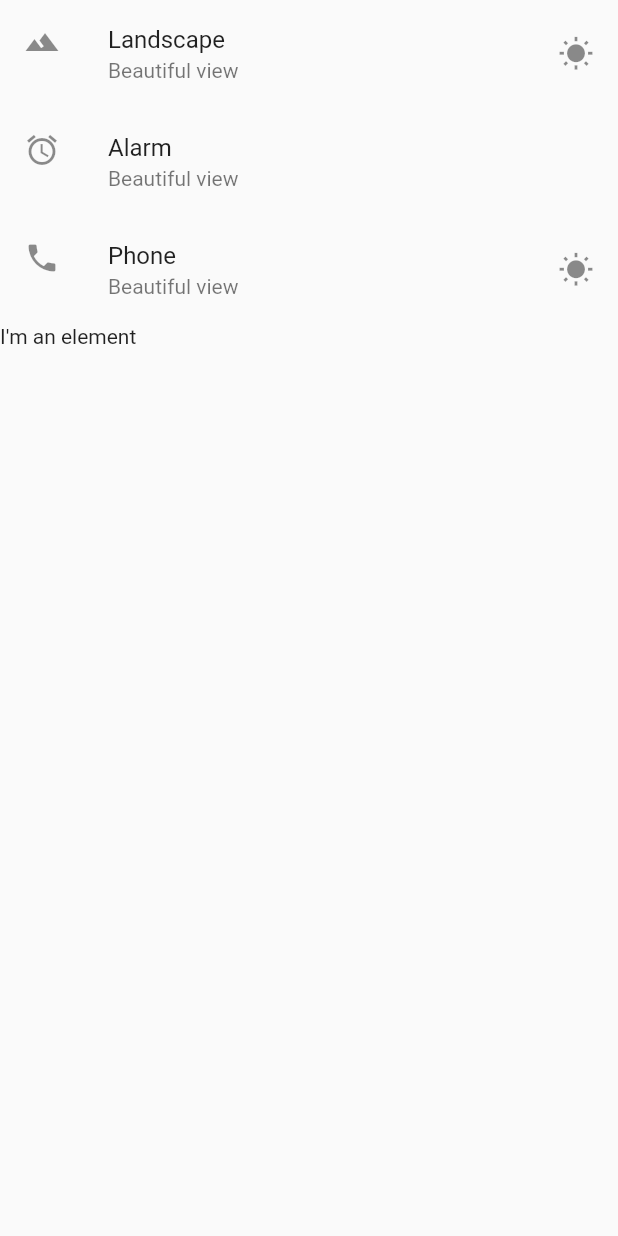
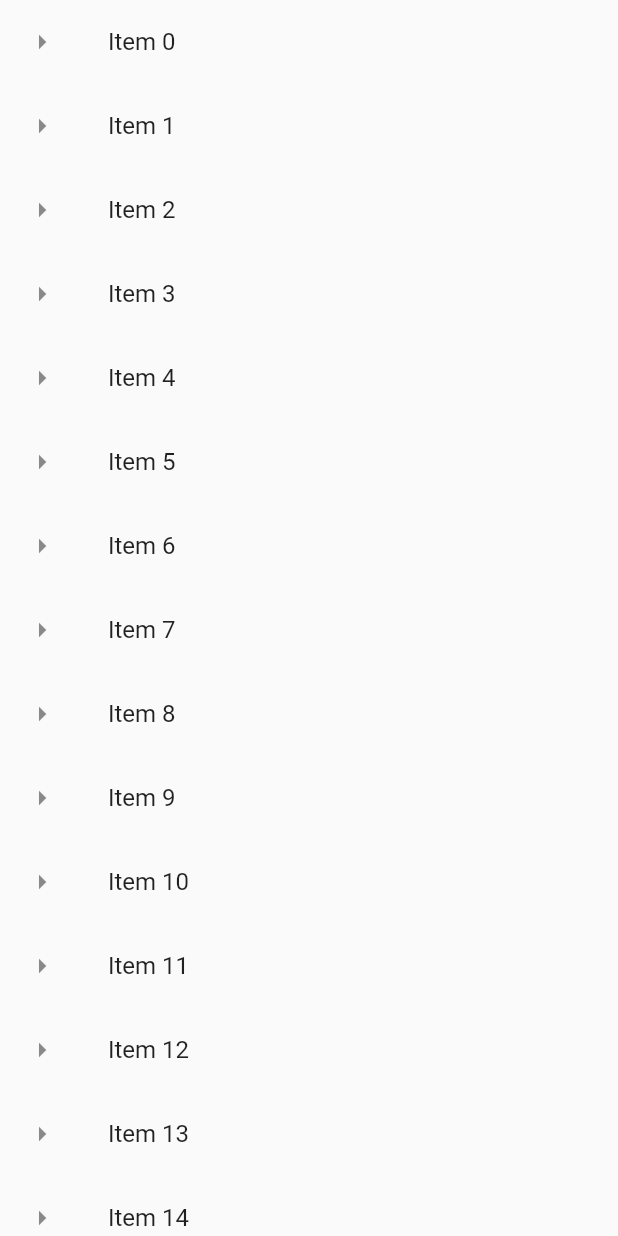
Before and after one commit to madhankumardroid/SHCourse, a Flutter app: what getListView() shows on an empty page, opened directly, on a phone screen of 412 x 824 dp. Run offline on Flutter 3.47's test engine with Material 2 defaults, Android fonts, the phone set to English and light mode, and no system bars.

Commit message:
Learned long lists(especially the itemBuilder).

```diff
--- /dev/null
+++ b/flutter_app/LongList.txt
@@ -0,0 +1,10 @@
+LongList:
+In order to create a long list, we need to do the below things:
+1. Prepare the data source:
+    This is needed to inflate in each of the list item in the list view.
+
+2. Convert the data source into widgets:
+    Because in the end  the listview expects an array of widgets.
+
+3. Use widgets as a children of a ListView:
+    Finally, we have to use all the widgets as a children of the listview.
--- a/flutter_app/lib/main.dart
+++ b/flutter_app/lib/main.dart
@@ -5,47 +5,33 @@ void main() {
       title: "Exploring ListView",
 //    home: new Nation(), //Commented this in order to learn list view.
       home: Scaffold(
-          appBar: AppBar(title: Text("Basic list view")),
+          appBar: AppBar(title: Text("Long List")),
           body:
           getListView() // Directly calling getListView() will throw an error because we can use scrollable widgets only with in the Scaffold widget. Because the scrollble widgets might overflow beyond the screen. So, should not use the scrollable widget directly for the home property
       )));
 }
 
+List<String> getListElements() {
+  var items = List<String>.generate(
+      1000, (counter) => "Item $counter"); //To generate a list of 1000 items.
+  return items; //items is the datasource for our listview.(This is the step 1)
+}
+
 Widget getListView() {
-  var listView = ListView(
-    //The basic listview is meant for few list items. It is not suitable for handling large number of list items.
-    //It loads all item in memory when attached to screen. Since it is not memory efficient for large lists.
-    children: <Widget>[
-      //The most commonly used widget in the list view is the ListTile
-      ListTile(
-          leading: Icon(Icons.landscape),
-          title: Text("Landscape"),
-          subtitle: Text("Beautiful view"),
-          trailing: Icon(Icons.wb_sunny),
-          //The leading and trailing properties expects a widget basically the Icon widget, but we can use any widget we wish.
+  var listItems = getListElements();
+  var listView = ListView.builder(
+    //itemBuilder plays a significant role in creating our list items
+      itemBuilder: (context, index) {
+        //A function - it will be called by the ListView.builder() only for the elements that are visible on the screen. Thus it is memory efficient. It will be called only once for an element.
+        //Define what would be our list item
+        return ListTile(
+          leading: Icon(Icons.arrow_right),
+          title: Text(listItems[index]),
+          //For all the thousand elements, this statement will be executed
           onTap: () {
-            //To handle the click event of the list item
-            debugPrint("Landscape tapped");
-          }),
-      ListTile(
-        leading: Icon(Icons.access_alarm),
-        title: Text("Alarm"),
-        subtitle: Text("Beautiful view"),
-        onTap: () {
-          debugPrint("Alarm tapped");
-        },
-        //The properties are optional
-      ),
-      ListTile(
-          leading: Icon(Icons.phone),
-          title: Text("Phone"),
-          subtitle: Text("Beautiful view"),
-          trailing: Icon(Icons.wb_sunny)
-        //The leading and trailing properties expects a widget basically the Icon widget, but we can use any widget we wish.
-      ),
-      //It is not mandatory to use ListTile as the children of list view. We can use any widget of our choice.
-      Text("I'm an element")
-    ],
-  );
+            debugPrint('${listItems[index]} was tapped');
+          },
+        );
+      }); //builder is needed to create a long list.
   return listView;
 }
```
